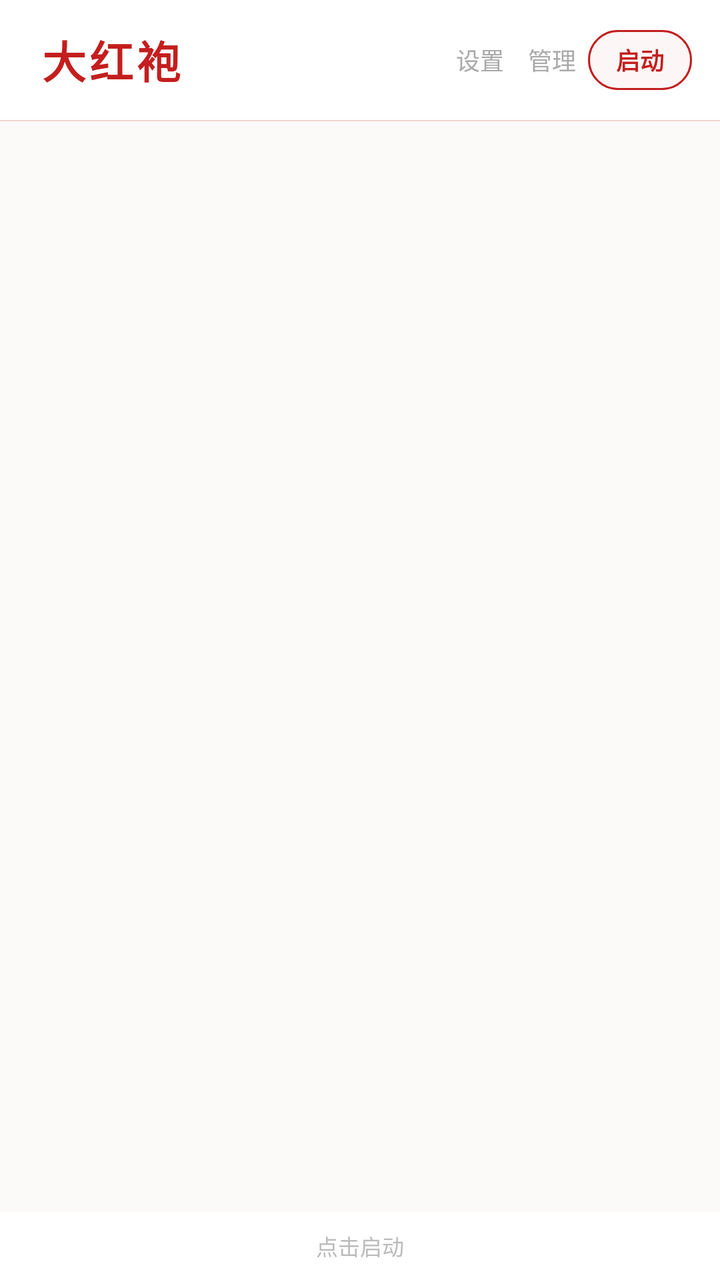
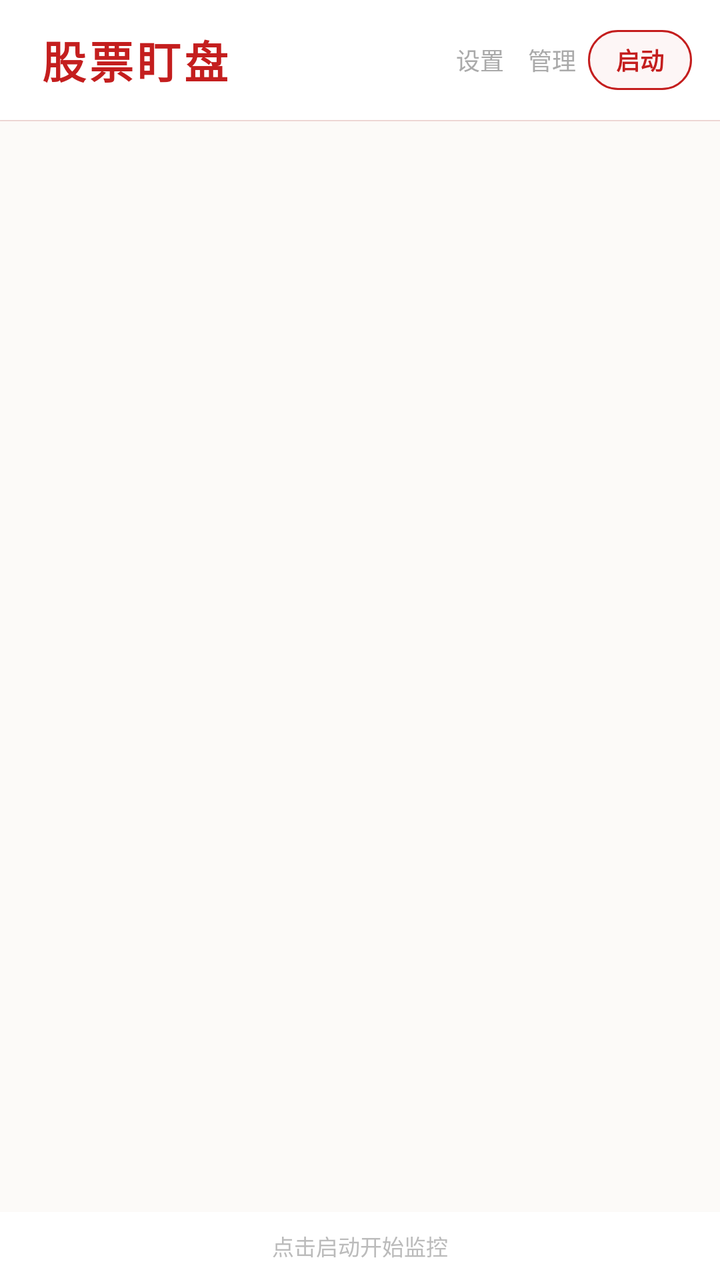

The first picture is an Android layout as it rendered before a commit; the second is the same layout after the commit. The layout source and the unified diff follow.
<!-- AndroidManifest.xml: application theme Theme.StockTicker -->
<!-- res/layout/activity_main.xml -->
<?xml version="1.0" encoding="utf-8"?>
<LinearLayout xmlns:android="http://schemas.android.com/apk/res/android"
    android:layout_width="match_parent"
    android:layout_height="match_parent"
    android:orientation="vertical"
    android:background="#FFFCFAF8">

    
    <LinearLayout
        android:layout_width="match_parent"
        android:layout_height="60dp"
        android:gravity="center_vertical"
        android:paddingStart="20dp"
        android:paddingEnd="14dp"
        android:background="@android:color/white"
        android:elevation="0.5dp">

        <TextView
            android:layout_width="0dp"
            android:layout_height="wrap_content"
            android:layout_weight="1"
            android:text="大红袍"
            android:textColor="#FFC41E1E"
            android:textSize="22sp"
            android:textStyle="bold"
            android:letterSpacing="0.08" />

        <TextView
            android:id="@+id/settingsBtn"
            android:layout_width="wrap_content"
            android:layout_height="36dp"
            android:gravity="center"
            android:paddingHorizontal="6dp"
            android:text="设置"
            android:textSize="12sp"
            android:textColor="#FFAAAAAA"
            android:background="?android:attr/selectableItemBackgroundBorderless" />

        <TextView
            android:id="@+id/manageBtn"
            android:layout_width="wrap_content"
            android:layout_height="36dp"
            android:gravity="center"
            android:paddingHorizontal="6dp"
            android:text="管理"
            android:textSize="12sp"
            android:textColor="#FFAAAAAA"
            android:background="?android:attr/selectableItemBackgroundBorderless" />

        <TextView
            android:id="@+id/toggleButton"
            android:layout_width="52dp"
            android:layout_height="30dp"
            android:gravity="center"
            android:text="启动"
            android:textColor="#FFC41E1E"
            android:textSize="12sp"
            android:textStyle="bold"
            android:background="@drawable/btn_toggle_bg" />

    </LinearLayout>

    
    <View
        android:layout_width="match_parent"
        android:layout_height="0.5dp"
        android:background="#20C41E1E" />

    
    <ScrollView
        android:layout_width="match_parent"
        android:layout_height="0dp"
        android:layout_weight="1"
        android:paddingStart="14dp"
        android:paddingEnd="14dp"
        android:paddingTop="10dp"
        android:paddingBottom="4dp">

        <LinearLayout
            android:id="@+id/stockList"
            android:layout_width="match_parent"
            android:layout_height="wrap_content"
            android:orientation="vertical" />

    </ScrollView>

    
    <LinearLayout
        android:layout_width="match_parent"
        android:layout_height="34dp"
        android:gravity="center"
        android:background="@android:color/white"
        android:elevation="0.5dp">

        <TextView
            android:id="@+id/statusText"
            android:layout_width="wrap_content"
            android:layout_height="wrap_content"
            android:text="点击启动"
            android:textSize="11sp"
            android:textColor="#FFBBBBBB" />

    </LinearLayout>

</LinearLayout>
<!-- resources referenced by this layout -->
<resources>
  <!-- drawable btn_toggle_bg (drawable) -->
  <?xml version="1.0" encoding="utf-8"?>
  <shape xmlns:android="http://schemas.android.com/apk/res/android"
      android:shape="rectangle">
      <corners android:radius="15dp" />
      <stroke android:width="1dp" android:color="#FFC41E1E" />
      <solid android:color="#0AC41E1E" />
  </shape>
  <style name="Theme.StockTicker" parent="@android:style/Theme.Material.Light.NoActionBar">
          <item name="android:statusBarColor">@color/bg_white</item>
          <item name="android:navigationBarColor">@color/bg_white</item>
          <item name="android:windowBackground">@color/bg_warm</item>
      </style>
  <color name="bg_white">#FFFFFFFF</color>
  <color name="bg_warm">#FFFAFAFA</color>
</resources>

<!-- the commit's change to res/layout/activity_main.xml (unified diff, before → after) -->
@@ -2,78 +2,75 @@
 <LinearLayout xmlns:android="http://schemas.android.com/apk/res/android"
     android:layout_width="match_parent"
     android:layout_height="match_parent"
-    android:orientation="vertical"
-    android:background="#FFFCFAF8">
+    android:background="#FFFCFAF8"
+    android:orientation="vertical">
 
-    
     <LinearLayout
         android:layout_width="match_parent"
         android:layout_height="60dp"
+        android:background="@android:color/white"
+        android:elevation="0.5dp"
         android:gravity="center_vertical"
         android:paddingStart="20dp"
-        android:paddingEnd="14dp"
-        android:background="@android:color/white"
-        android:elevation="0.5dp">
+        android:paddingEnd="14dp">
 
         <TextView
             android:layout_width="0dp"
             android:layout_height="wrap_content"
             android:layout_weight="1"
-            android:text="大红袍"
+            android:letterSpacing="0.08"
+            android:text="@string/home_title"
             android:textColor="#FFC41E1E"
             android:textSize="22sp"
-            android:textStyle="bold"
-            android:letterSpacing="0.08" />
+            android:textStyle="bold" />
 
         <TextView
             android:id="@+id/settingsBtn"
             android:layout_width="wrap_content"
             android:layout_height="36dp"
+            android:background="?android:attr/selectableItemBackgroundBorderless"
             android:gravity="center"
             android:paddingHorizontal="6dp"
-            android:text="设置"
-            android:textSize="12sp"
+            android:text="@string/action_settings"
             android:textColor="#FFAAAAAA"
-            android:background="?android:attr/selectableItemBackgroundBorderless" />
+            android:textSize="12sp" />
 
         <TextView
             android:id="@+id/manageBtn"
             android:layout_width="wrap_content"
             android:layout_height="36dp"
+            android:background="?android:attr/selectableItemBackgroundBorderless"
             android:gravity="center"
             android:paddingHorizontal="6dp"
-            android:text="管理"
-            android:textSize="12sp"
+            android:text="@string/action_manage"
             android:textColor="#FFAAAAAA"
-            android:background="?android:attr/selectableItemBackgroundBorderless" />
+            android:textSize="12sp" />
 
         <TextView
             android:id="@+id/toggleButton"
             android:layout_width="52dp"
             android:layout_height="30dp"
+            android:background="@drawable/btn_toggle_bg"
             android:gravity="center"
-            android:text="启动"
+            android:text="@string/action_start"
             android:textColor="#FFC41E1E"
             android:textSize="12sp"
-            android:textStyle="bold"
-            android:background="@drawable/btn_toggle_bg" />
+            android:textStyle="bold" />
 
     </LinearLayout>
 
-    
     <View
         android:layout_width="match_parent"
         android:layout_height="0.5dp"
         android:background="#20C41E1E" />
 
-    
     <ScrollView
         android:layout_width="match_parent"
         android:layout_height="0dp"
         android:layout_weight="1"
         android:paddingStart="14dp"
+        android:paddingTop="10dp"
         android:paddingEnd="14dp"
-        android:paddingTop="10dp"
         android:paddingBottom="4dp">
 
         <LinearLayout
@@ -84,21 +81,20 @@
 
     </ScrollView>
 
-    
     <LinearLayout
         android:layout_width="match_parent"
         android:layout_height="34dp"
-        android:gravity="center"
         android:background="@android:color/white"
-        android:elevation="0.5dp">
+        android:elevation="0.5dp"
+        android:gravity="center">
 
         <TextView
             android:id="@+id/statusText"
             android:layout_width="wrap_content"
             android:layout_height="wrap_content"
-            android:text="点击启动"
-            android:textSize="11sp"
-            android:textColor="#FFBBBBBB" />
+            android:text="@string/status_tap_to_start"
+            android:textColor="#FFBBBBBB"
+            android:textSize="11sp" />
 
     </LinearLayout>
 
<!-- resource entries referenced after the edit -->
@@ -8,6 +8,11 @@
       <stroke android:width="1dp" android:color="#FFC41E1E" />
       <solid android:color="#0AC41E1E" />
   </shape>
+  <string name="action_manage">管理</string>
+  <string name="action_settings">设置</string>
+  <string name="action_start">启动</string>
+  <string name="home_title">股票盯盘</string>
+  <string name="status_tap_to_start">点击启动开始监控</string>
   <style name="Theme.StockTicker" parent="@android:style/Theme.Material.Light.NoActionBar">
           <item name="android:statusBarColor">@color/bg_white</item>
           <item name="android:navigationBarColor">@color/bg_white</item>
